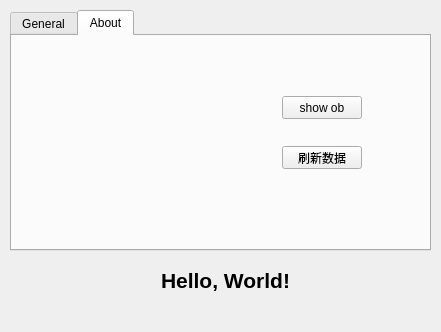
Before: the Qt Designer form mainwindow.ui in wudi-7mi/open_ra2ob_qt6, drawn with Qt 5.
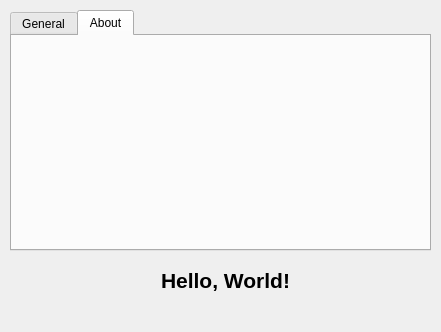
After: the same form once the commit is applied. The open tabs and pages were chosen to show the change. Icons and pictures are not drawn.

Commit message: 重写unitblock的刷新方式

```diff
--- a/mainwindow.ui
+++ b/mainwindow.ui
@@ -112,7 +112,7 @@
      <widget class="QLabel" name="label_2">
       <property name="geometry">
        <rect>
-        <x>10</x>
+        <x>130</x>
         <y>20</y>
         <width>171</width>
         <height>171</height>
@@ -128,32 +128,6 @@
        <bool>true</bool>
       </property>
      </widget>
-     <widget class="QPushButton" name="btn_emit">
-      <property name="geometry">
-       <rect>
-        <x>270</x>
-        <y>110</y>
-        <width>80</width>
-        <height>23</height>
-       </rect>
-      </property>
-      <property name="text">
-       <string>刷新数据</string>
-      </property>
-     </widget>
-     <widget class="QPushButton" name="btn_show_ob">
-      <property name="geometry">
-       <rect>
-        <x>270</x>
-        <y>60</y>
-        <width>80</width>
-        <height>23</height>
-       </rect>
-      </property>
-      <property name="text">
-       <string>show ob</string>
-      </property>
-     </widget>
     </widget>
    </widget>
   </widget>
```
Left out of the diff: 4 changed lines with no effect on the pictures. The commit also changes 21 other files.
